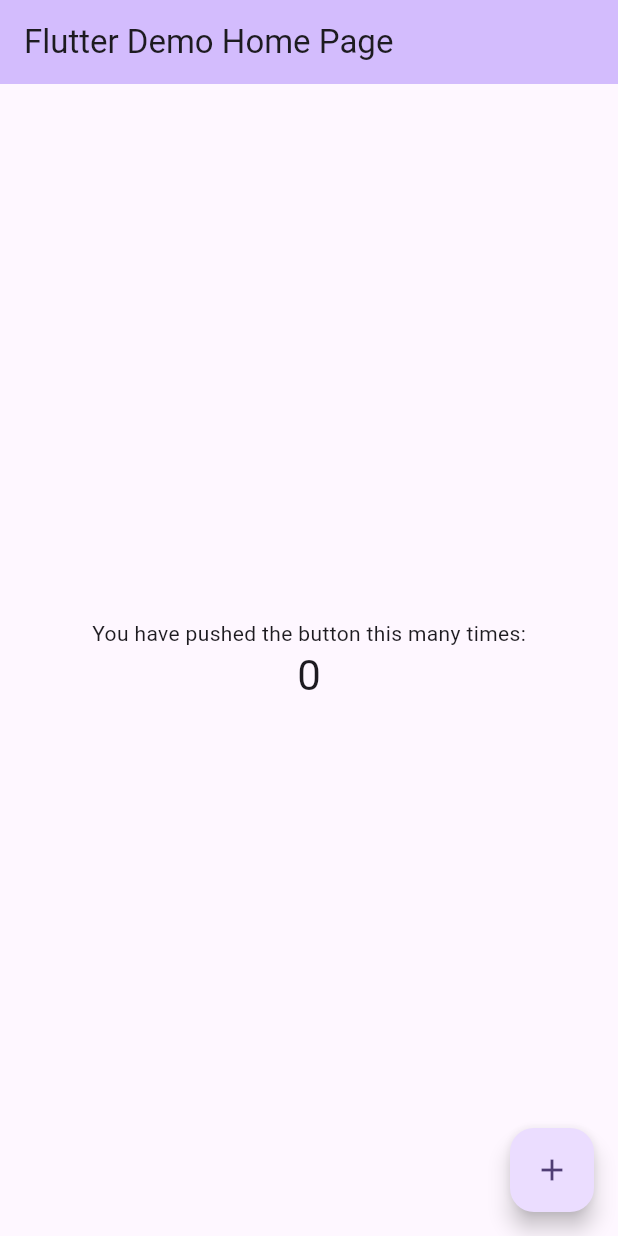
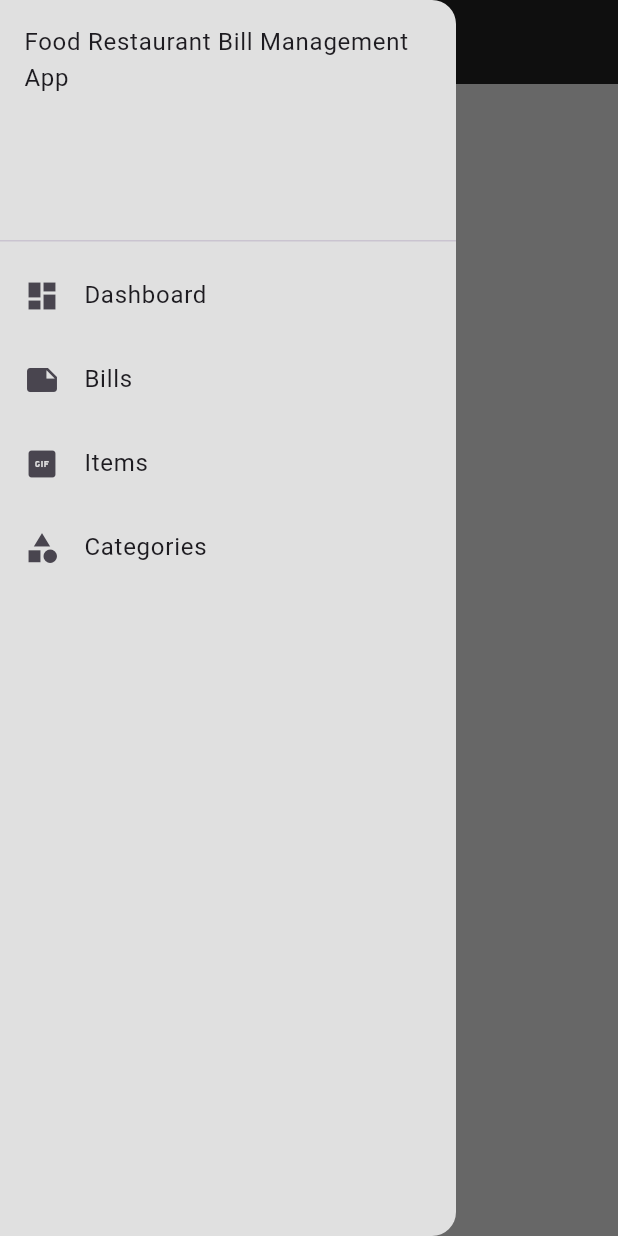
Before and after one commit to ZhangJiaHui2005/quan_ly_tiem_an_truong_gia_5, a Flutter app: the screen it shows after launch, with the side drawer open (before the commit the screen has no drawer), on a phone screen of 412 x 824 dp. Run offline on Flutter 3.47's test engine with Material 3 defaults, Android fonts, the phone set to English and light mode, and no system bars.

Commit message:
add item page to the frontend and modify the item model to fetch items with categories' name

```diff
--- /dev/null
+++ b/frontend/lib/layout/responsive_layout.dart
@@ -0,0 +1,19 @@
+import 'package:flutter/material.dart';
+
+class ResponsiveLayout extends StatelessWidget {
+  final Widget mobileScaffold;
+  final Widget desktopScaffold;
+
+  const ResponsiveLayout({super.key, required this.desktopScaffold, required this.mobileScaffold});
+
+  @override
+  Widget build(BuildContext context) {
+    return LayoutBuilder(builder: (context, constrants) {
+      if (constrants.maxWidth < 500) {
+        return mobileScaffold;
+      } else {
+        return desktopScaffold;
+      }
+    });
+  }
+}
--- a/frontend/lib/main.dart
+++ b/frontend/lib/main.dart
@@ -1,122 +1,23 @@
 import 'package:flutter/material.dart';
+import 'package:frontend/layout/responsive_layout.dart';
+import 'package:frontend/scaffolds/desktop_scaffold.dart';
+import 'package:frontend/scaffolds/mobile_scaffold.dart';
 
-void main() {
-  runApp(const MyApp());
+void main(List<String> args) {
+  runApp(MyApp());
 }
 
 class MyApp extends StatelessWidget {
   const MyApp({super.key});
 
-  // This widget is the root of your application.
   @override
   Widget build(BuildContext context) {
     return MaterialApp(
-      title: 'Flutter Demo',
-      theme: ThemeData(
-        // This is the theme of your application.
-        //
-        // TRY THIS: Try running your application with "flutter run". You'll see
-        // the application has a purple toolbar. Then, without quitting the app,
-        // try changing the seedColor in the colorScheme below to Colors.green
-        // and then invoke "hot reload" (save your changes or press the "hot
-        // reload" button in a Flutter-supported IDE, or press "r" if you used
-        // the command line to start the app).
-        //
-        // Notice that the counter didn't reset back to zero; the application
-        // state is not lost during the reload. To reset the state, use hot
-        // restart instead.
-        //
-        // This works for code too, not just values: Most code changes can be
-        // tested with just a hot reload.
-        colorScheme: ColorScheme.fromSeed(seedColor: Colors.deepPurple),
+      debugShowCheckedModeBanner: false,
+      home: ResponsiveLayout(
+        desktopScaffold: DesktopScaffold(),
+        mobileScaffold: MobileScaffold(),
       ),
-      home: const MyHomePage(title: 'Flutter Demo Home Page'),
     );
   }
 }
-
-class MyHomePage extends StatefulWidget {
-  const MyHomePage({super.key, required this.title});
-
-  // This widget is the home page of your application. It is stateful, meaning
-  // that it has a State object (defined below) that contains fields that affect
-  // how it looks.
-
-  // This class is the configuration for the state. It holds the values (in this
-  // case the title) provided by the parent (in this case the App widget) and
-  // used by the build method of the State. Fields in a Widget subclass are
-  // always marked "final".
-
-  final String title;
-
-  @override
-  State<MyHomePage> createState() => _MyHomePageState();
-}
-
-class _MyHomePageState extends State<MyHomePage> {
-  int _counter = 0;
-
-  void _incrementCounter() {
-    setState(() {
-      // This call to setState tells the Flutter framework that something has
-      // changed in this State, which causes it to rerun the build method below
-      // so that the display can reflect the updated values. If we changed
-      // _counter without calling setState(), then the build method would not be
-      // called again, and so nothing would appear to happen.
-      _counter++;
-    });
-  }
-
-  @override
-  Widget build(BuildContext context) {
-    // This method is rerun every time setState is called, for instance as done
-    // by the _incrementCounter method above.
-    //
-    // The Flutter framework has been optimized to make rerunning build methods
-    // fast, so that you can just rebuild anything that needs updating rather
-    // than having to individually change instances of widgets.
-    return Scaffold(
-      appBar: AppBar(
-        // TRY THIS: Try changing the color here to a specific color (to
-        // Colors.amber, perhaps?) and trigger a hot reload to see the AppBar
-        // change color while the other colors stay the same.
-        backgroundColor: Theme.of(context).colorScheme.inversePrimary,
-        // Here we take the value from the MyHomePage object that was created by
-        // the App.build method, and use it to set our appbar title.
-        title: Text(widget.title),
-      ),
-      body: Center(
-        // Center is a layout widget. It takes a single child and positions it
-        // in the middle of the parent.
-        child: Column(
-          // Column is also a layout widget. It takes a list of children and
-          // arranges them vertically. By default, it sizes itself to fit its
-          // children horizontally, and tries to be as tall as its parent.
-          //
-          // Column has various properties to control how it sizes itself and
-          // how it positions its children. Here we use mainAxisAlignment to
-          // center the children vertically; the main axis here is the vertical
-          // axis because Columns are vertical (the cross axis would be
-          // horizontal).
-          //
-          // TRY THIS: Invoke "debug painting" (choose the "Toggle Debug Paint"
-          // action in the IDE, or press "p" in the console), to see the
-          // wireframe for each widget.
-          mainAxisAlignment: MainAxisAlignment.center,
-          children: <Widget>[
-            const Text('You have pushed the button this many times:'),
-            Text(
-              '$_counter',
-              style: Theme.of(context).textTheme.headlineMedium,
-            ),
-          ],
-        ),
-      ),
-      floatingActionButton: FloatingActionButton(
-        onPressed: _incrementCounter,
-        tooltip: 'Increment',
-        child: const Icon(Icons.add),
-      ), // This trailing comma makes auto-formatting nicer for build methods.
-    );
-  }
-}
--- /dev/null
+++ b/frontend/lib/scaffolds/mobile_scaffold.dart
@@ -0,0 +1,53 @@
+import 'package:flutter/material.dart';
+
+class MobileScaffold extends StatefulWidget {
+  const MobileScaffold({super.key});
+
+  @override
+  State<MobileScaffold> createState() => _MobileScaffoldState();
+}
+
+class _MobileScaffoldState extends State<MobileScaffold> {
+  @override
+  Widget build(BuildContext context) {
+    return Scaffold(
+      appBar: AppBar(
+        backgroundColor: Colors.grey[900],
+      ),
+
+      backgroundColor: Colors.grey[300],
+      drawer: Drawer(
+        backgroundColor: Colors.grey[300],
+        child: Column(
+          children: [
+            DrawerHeader(
+              child: Text("Food Restaurant Bill Management App"),
+            ),
+
+            ListTile(
+              leading: Icon(Icons.dashboard),
+              title: Text("Dashboard"),
+            ),
+
+            ListTile(
+              leading: Icon(Icons.note),
+              title: Text("Bills"),
+            ),
+
+            ListTile(
+              leading: Icon(Icons.gif_box),
+              title: Text("Items"),
+            ),
+
+            ListTile(
+              leading: Icon(Icons.category),
+              title: Text("Categories"),
+            ),
+          ],
+        ),
+
+
+      ),
+    );
+  }
+}
--- /dev/null
+++ b/frontend/lib/services/items_services.dart
@@ -0,0 +1,23 @@
+import 'dart:convert';
+
+import 'package:frontend/models/item.dart';
+import 'package:http/http.dart' as http;
+
+class ItemsServices {
+  static const String baseUrl = "http://localhost:8000";
+
+  static Future<List<Item>> fetchItems() async {
+    final url = Uri.parse("$baseUrl/api/items");
+
+    final response = await http.get(url);
+
+    if (response.statusCode == 200) {
+      final data = json.decode(response.body);
+      final List items = data["items"];
+
+      return items.map((item) => Item.fromJson(item)).toList();
+    } else {
+      throw Exception("Failed to load items");
+    }
+  }
+}
--- a/frontend/pubspec.yaml
+++ b/frontend/pubspec.yaml
@@ -34,6 +34,7 @@ dependencies:
   # The following adds the Cupertino Icons font to your application.
   # Use with the CupertinoIcons class for iOS style icons.
   cupertino_icons: ^1.0.8
+  http: ^1.6.0
 
 dev_dependencies:
   flutter_test:
```
Also changed, not shown: frontend/lib/models/category.dart (added, +10 -0 lines), frontend/lib/models/item.dart (added, +29 -0 lines), frontend/lib/pages/bills_page.dart (added, +12 -0 lines), frontend/lib/pages/categories_page.dart (added, +12 -0 lines), frontend/lib/pages/dashboard_page.dart (added, +12 -0 lines), frontend/lib/pages/items_page.dart (added, +67 -0 lines), frontend/lib/scaffolds/desktop_scaffold.dart (added, +95 -0 lines), frontend/pubspec.lock, 2 other files.
